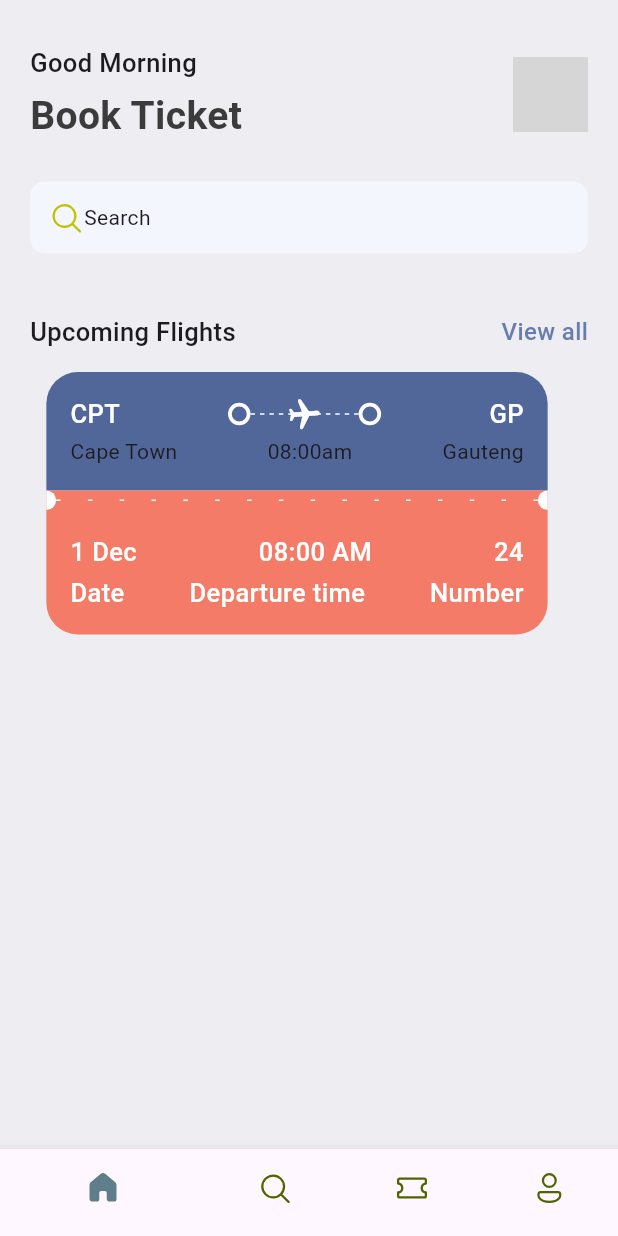
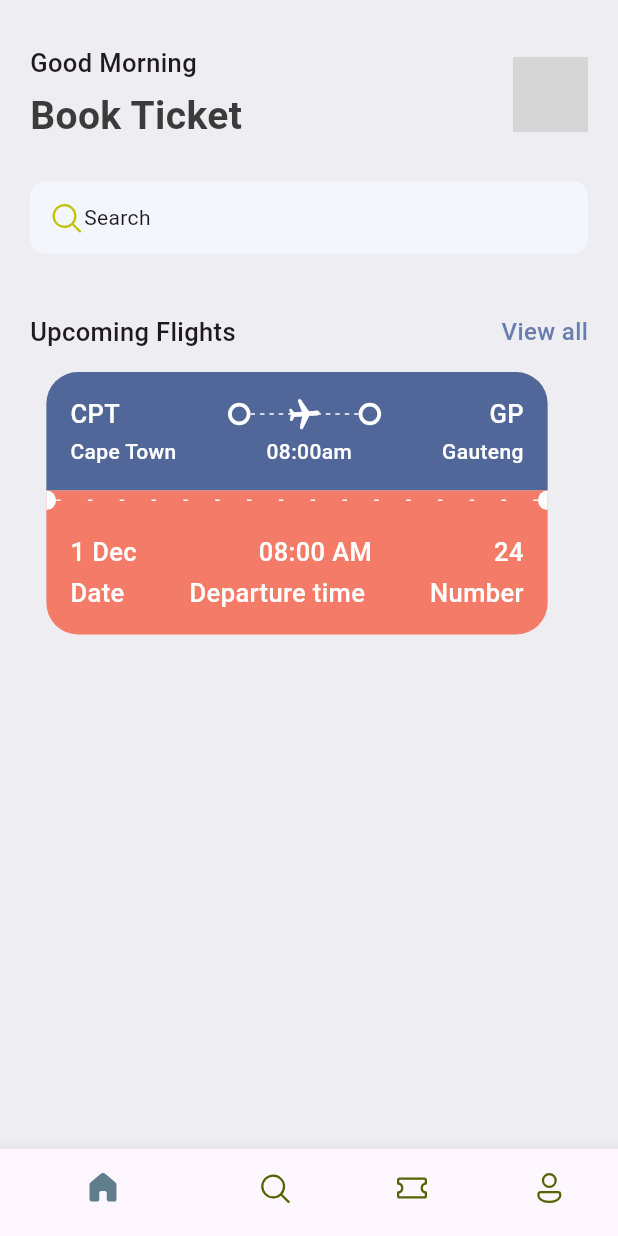
Before and after one commit to MrKwaza220/ticket_app, a Flutter app: the screen it shows after launch, on a phone screen of 412 x 824 dp. Run offline on Flutter 3.47's test engine with Material 3 defaults, Android fonts, the phone set to English and light mode, and no system bars; our stand-ins replace fluentui_icons; grey boxes are pictures that could not be loaded.

Commit message:
added changes

```diff
--- a/lib/base/res/styles/app_styles.dart
+++ b/lib/base/res/styles/app_styles.dart
@@ -20,4 +20,8 @@ class AppStyles {
     fontSize: 17,
     fontWeight: FontWeight.w500,
   );
+  static TextStyle headLineStyle4 = const TextStyle(
+    fontSize: 14,
+    fontWeight: FontWeight.w500,
+  );
 }
```
